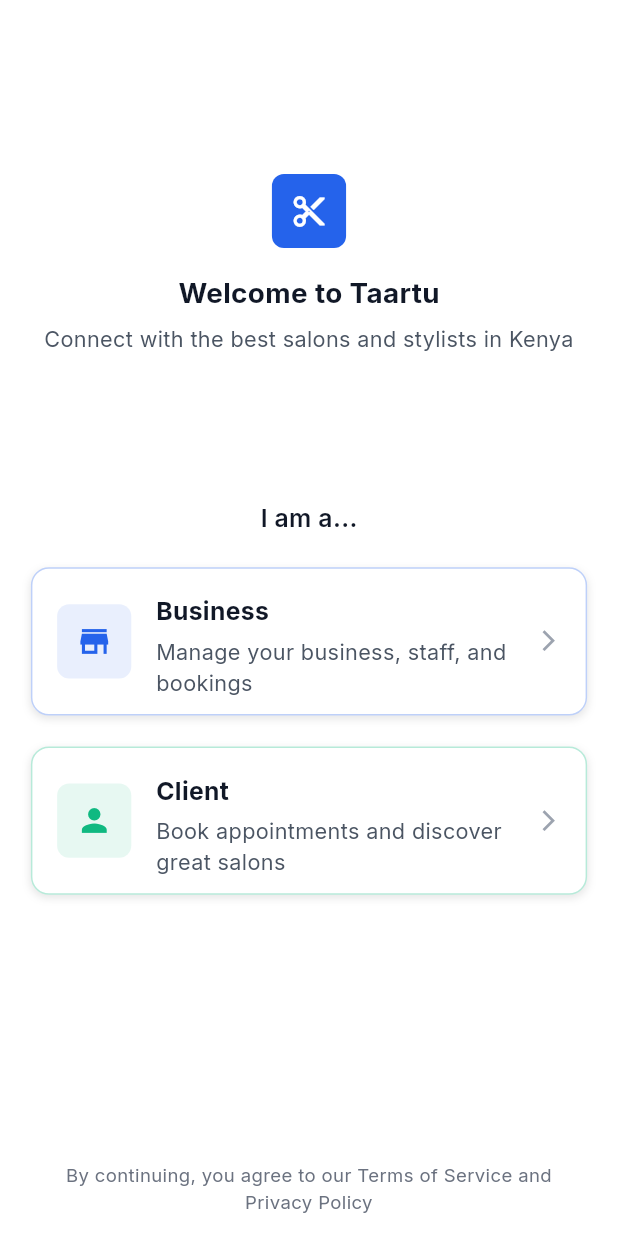
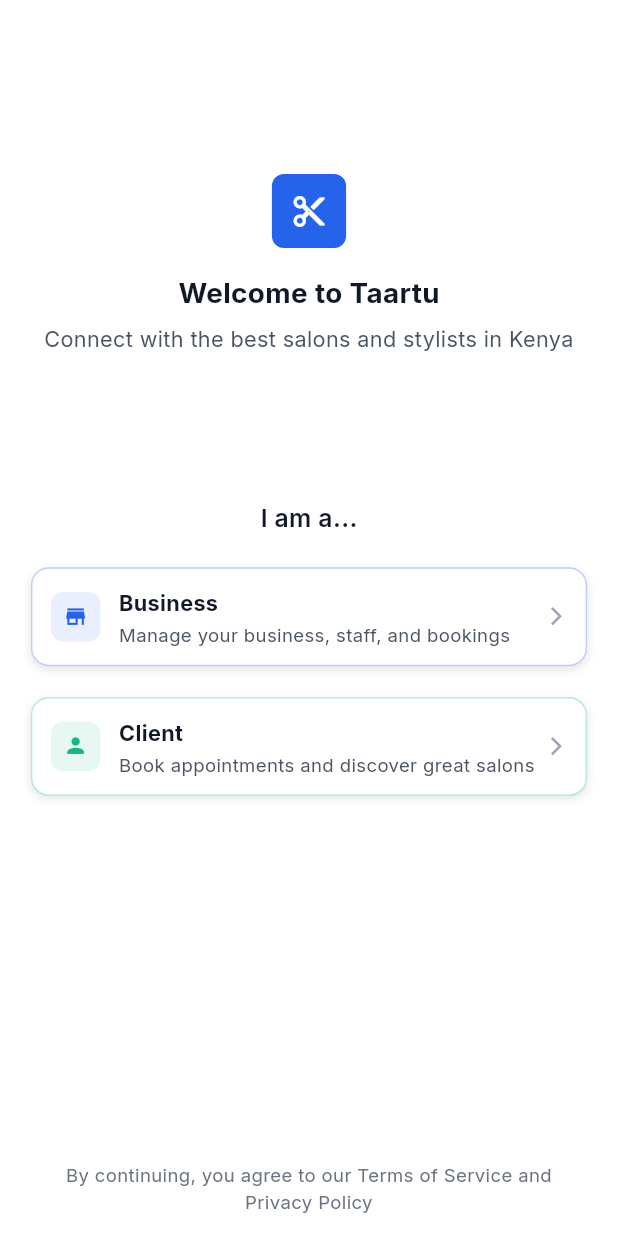
Before and after one commit to OntitaV/taartu_mobile, a Flutter app: the screen it shows after launch, on a phone screen of 412 x 824 dp. Run offline on Flutter 3.47's test engine with Material 3 defaults, Android fonts, the phone set to English and light mode, and no system bars; our stand-ins replace cookie_jar, dio, dio_cookie_manager, flutter_markdown, flutter_riverpod, go_router and 1 more.

Commit message:
fix: final layout overflow resolution for role cards

```diff
--- a/lib/src/features/auth/presentation/screens/welcome_screen.dart
+++ b/lib/src/features/auth/presentation/screens/welcome_screen.dart
@@ -146,9 +146,9 @@ class WelcomeScreen extends StatelessWidget {
       onTap: onTap,
       child: Container(
         width: double.infinity,
-        height: screenHeight * 0.12,
+        height: screenHeight * 0.08, // Reduced height
         margin: EdgeInsets.symmetric(vertical: screenHeight * 0.005),
-        padding: EdgeInsets.all(screenWidth * 0.04),
+        padding: EdgeInsets.all(screenWidth * 0.03), // Reduced padding
         decoration: BoxDecoration(
           color: Colors.white,
           borderRadius: BorderRadius.circular(12),
@@ -164,8 +164,8 @@ class WelcomeScreen extends StatelessWidget {
         child: Row(
           children: [
             Container(
-              width: screenWidth * 0.12,
-              height: screenWidth * 0.12,
+              width: screenWidth * 0.08, // Reduced size
+              height: screenWidth * 0.08, // Reduced size
               decoration: BoxDecoration(
                 color: color.withValues(alpha: 0.1),
                 borderRadius: BorderRadius.circular(8),
@@ -173,10 +173,10 @@ class WelcomeScreen extends StatelessWidget {
               child: Icon(
                 icon,
                 color: color,
-                size: screenWidth * 0.06,
+                size: screenWidth * 0.04, // Reduced size
               ),
             ),
-            SizedBox(width: screenWidth * 0.04),
+            SizedBox(width: screenWidth * 0.03), // Reduced spacing
             Expanded(
               child: Column(
                 crossAxisAlignment: CrossAxisAlignment.start,
@@ -185,19 +185,19 @@ class WelcomeScreen extends StatelessWidget {
                   Text(
                     title,
                     style: TextStyle(
-                      fontSize: screenWidth * 0.04,
+                      fontSize: screenWidth * 0.035, // Reduced font size
                       fontWeight: FontWeight.bold,
                       color: AppTheme.gray900,
                     ),
                   ),
-                  SizedBox(height: screenHeight * 0.005),
+                  SizedBox(height: screenHeight * 0.003), // Reduced spacing
                   Text(
                     subtitle,
                     style: TextStyle(
-                      fontSize: screenWidth * 0.035,
+                      fontSize: screenWidth * 0.03, // Reduced font size
                       color: AppTheme.gray600,
                     ),
-                    maxLines: 2,
+                    maxLines: 1, // Reduced to 1 line
                     overflow: TextOverflow.ellipsis,
                   ),
                 ],
@@ -206,7 +206,7 @@ class WelcomeScreen extends StatelessWidget {
             Icon(
               Icons.arrow_forward_ios,
               color: AppTheme.gray400,
-              size: screenWidth * 0.04,
+              size: screenWidth * 0.035, // Reduced size
             ),
           ],
         ),
```
